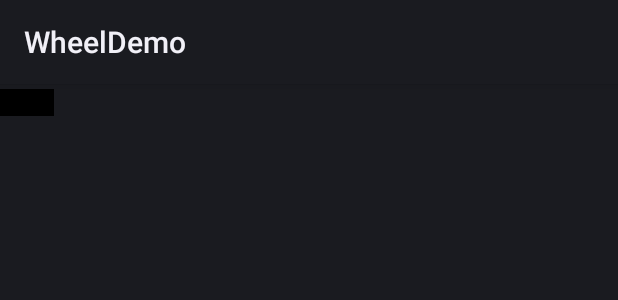
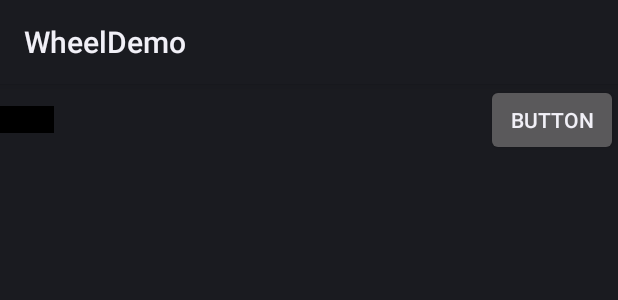
Before and after one commit to danny-source/android-wheel, an Android app: the layout country_layout.xml on its own in the app's theme, with its tools: preview values and no code run, on a phone screen of 412 x 824 dp. Shown: the top 300 px of the screen. Run offline under Robolectric (Android 15) with nearby library versions, the phone set to English and light mode, and no system bars.

Commit message:
test button for action

```diff
--- a/app/src/main/res/layout/country_layout.xml
+++ b/app/src/main/res/layout/country_layout.xml
@@ -22,5 +22,13 @@
 	  android:layout_marginLeft="6dp"
 	  android:textSize="18sp"
 	  android:textColor="#F000"
-	  android:textStyle="bold"/>
+	  android:textStyle="bold"
+	  android:layout_weight="1" />
+
+	<Button
+		android:layout_width="wrap_content"
+		android:layout_height="wrap_content"
+		android:text="Button"
+		android:id="@+id/button"
+		android:focusable="false" />
 </LinearLayout>
--- a/widget/src/main/java/kankan/wheel/widget/WheelView.java
+++ b/widget/src/main/java/kankan/wheel/widget/WheelView.java
@@ -35,6 +35,7 @@ import android.view.MotionEvent;
 import android.view.View;
 import android.view.ViewGroup.LayoutParams;
 import android.view.animation.Interpolator;
+import android.widget.Button;
 import android.widget.LinearLayout;
 
 /**
@@ -104,6 +105,8 @@ public class WheelView extends View {
 	float downY;
 	float upX;
 	float upY;
+	//
+	private Button buttonForAction;
 	/**
 	 * Constructor
 	 */
@@ -134,6 +137,9 @@ public class WheelView extends View {
 	 */
 	private void initData(Context context) {
 	    scroller = new WheelScroller(getContext(), scrollingListener);
+		buttonForAction = new Button(context);
+		buttonForAction.setFocusable(false);
+		buttonForAction.setText("Test!");
 	}
 
 	// Scrolling listener
--- a/widget/src/main/java/kankan/wheel/widget/adapters/AbstractWheelTextAdapter.java
+++ b/widget/src/main/java/kankan/wheel/widget/adapters/AbstractWheelTextAdapter.java
@@ -20,6 +20,7 @@ import android.graphics.Typeface;
 import android.util.Log;
 import android.view.Gravity;
 import android.view.LayoutInflater;
+import android.view.MotionEvent;
 import android.view.View;
 import android.view.ViewGroup;
 import android.widget.TextView;
@@ -264,4 +265,5 @@ public abstract class AbstractWheelTextAdapter extends AbstractWheelAdapter {
             return inflater.inflate(resource, parent, false);
         }
     }
+
 }
```
